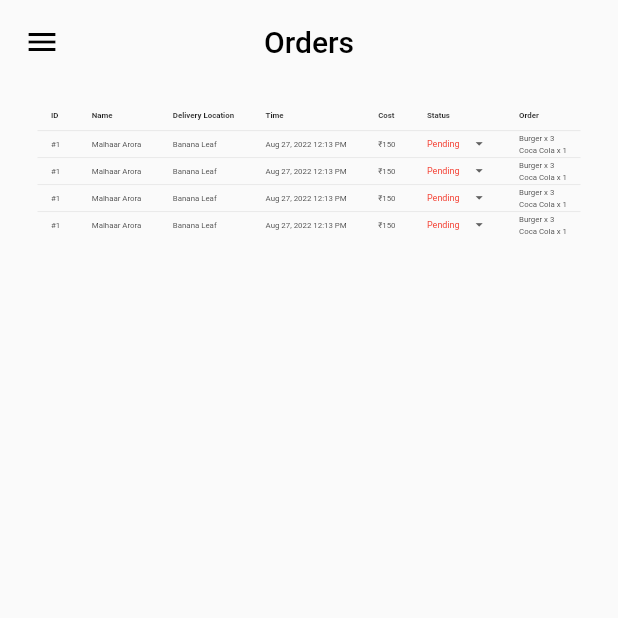
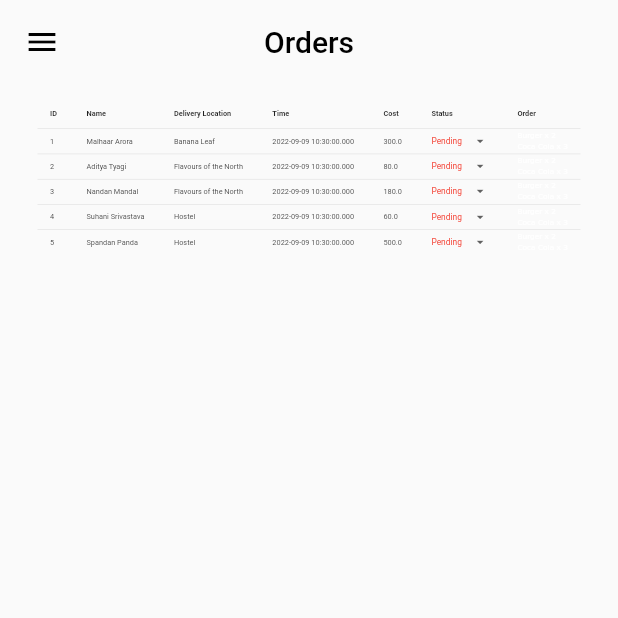
Before and after one commit to malhaar2002/flavour-leaf-admin, a Flutter app: the screen it shows after launch, on a phone screen of 412 x 824 dp, the top half of it. Run offline on Flutter 3.47's test engine with Material 2 defaults, Android fonts, the phone set to English and light mode, and no system bars.

Commit message:
Added models

```diff
--- /dev/null
+++ b/lib/models/food_model.dart
@@ -0,0 +1,6 @@
+class FoodModel {
+  String itemName;
+  int quantity;
+
+  FoodModel({required this.itemName, required this.quantity});
+}
--- /dev/null
+++ b/lib/models/order_model.dart
@@ -0,0 +1,77 @@
+import 'package:ticci_web/models/food_model.dart';
+
+class OrderModel {
+  int id;
+  String name;
+  String deliveryLocation;
+  DateTime time;
+  double cost;
+  String status;
+  List<FoodModel> order;
+
+  OrderModel({
+    required this.id,
+    required this.name,
+    required this.deliveryLocation,
+    required this.time,
+    required this.cost,
+    this.status = 'Pending',
+    required this.order,
+  });
+
+  static List<OrderModel> ordersList = [
+    OrderModel(
+      id: 1,
+      name: 'Malhaar Arora',
+      deliveryLocation: 'Banana Leaf',
+      time: DateTime.now(),
+      cost: 300,
+      order: [
+        FoodModel(itemName: 'Masala Dosa', quantity: 2),
+        FoodModel(itemName: 'Iced Tea', quantity: 1),
+      ],
+    ),
+    OrderModel(
+      id: 2,
+      name: 'Aditya Tyagi',
+      deliveryLocation: 'Flavours of the North',
+      time: DateTime.now(),
+      cost: 80,
+      order: [
+        FoodModel(itemName: 'Paneer Parantha', quantity: 1),
+        FoodModel(itemName: 'Cold Coffee', quantity: 1),
+      ],
+    ),
+    OrderModel(
+      id: 3,
+      name: 'Nandan Mandal',
+      deliveryLocation: 'Flavours of the North',
+      time: DateTime.now(),
+      cost: 180,
+      order: [
+        FoodModel(itemName: 'Chicken Biryani', quantity: 1),
+      ],
+    ),
+    OrderModel(
+      id: 4,
+      name: 'Suhani Srivastava',
+      deliveryLocation: 'Hostel',
+      time: DateTime.now(),
+      cost: 60,
+      order: [
+        FoodModel(itemName: 'Ice Cream', quantity: 3),
+      ],
+    ),
+    OrderModel(
+      id: 5,
+      name: 'Spandan Panda',
+      deliveryLocation: 'Hostel',
+      time: DateTime.now(),
+      cost: 500,
+      order: [
+        FoodModel(itemName: 'Chicken Lababdar', quantity: 1),
+        FoodModel(itemName: 'Butter Naan', quantity: 4),
+      ],
+    ),
+  ];
+}
--- a/lib/screens/orders.dart
+++ b/lib/screens/orders.dart
@@ -1,23 +1,10 @@
 import 'package:flutter/material.dart';
+import 'package:ticci_web/models/order_model.dart';
 import 'package:ticci_web/widgets/sidemenu.dart';
 import 'package:ticci_web/widgets/statusdropdown.dart';
 
 class Orders extends StatelessWidget {
   const Orders({super.key});
-
-  Color _getDataRowColor(Set<MaterialState> states) {
-    const Set<MaterialState> interactiveStates = <MaterialState>{
-      MaterialState.pressed,
-      MaterialState.hovered,
-      MaterialState.focused,
-    };
-
-    if (states.any(interactiveStates.contains)) {
-      return const Color(0xFF0046FE);
-    }
-    //return Colors.green; // Use the default value.
-    return Colors.transparent;
-  }
 
   @override
   Widget build(BuildContext context) {
@@ -57,92 +44,48 @@ class Orders extends StatelessWidget {
                         DataColumn(label: Text('Order')),
                       ],
                       rows: [
-                      DataRow(
-                        onSelectChanged: (value) => print("I was selected"),
-                        cells: [
-                          const DataCell(Text('#1')),
-                          const DataCell(Text('Malhaar Arora')),
-                          const DataCell(Text('Banana Leaf')),
-                          const DataCell(Text('Aug 27, 2022 12:13 PM')),
-                          const DataCell(Text('₹150')),
+                        ...OrderModel.ordersList.map((order) => DataRow(cells: [
+                              DataCell(Text(order.id.toString())),
+                              DataCell(Text(order.name)),
+                              DataCell(Text(order.deliveryLocation)),
+                              DataCell(Text(order.time.toString())),
+                              DataCell(Text(order.cost.toString())),
                               const DataCell(StatusDropdown()),
+                              // TODO: Make this dynamic and remove hard-coded values[]
                               DataCell(
                                 Column(
-                              mainAxisAlignment: MainAxisAlignment.spaceEvenly,
                                   crossAxisAlignment: CrossAxisAlignment.start,
-                              children: const [
-                                Text('Burger x 3'),
-                                Text('Coca Cola x 1'),
+                                  children: [
+                                    Padding(
+                                      padding: const EdgeInsets.symmetric(vertical: 5.0),
+                                      child: RichText(
+                                        text: TextSpan(
+                                          text: 'Burger',
+                                          children: <TextSpan>[
+                                            const TextSpan(text: ' x '),
+                                            TextSpan(
+                                              text: 2.toString(),
+                                            )
+                                          ],
+                                        ),
+                                      ),
+                                    ),
+                                    RichText(
+                                      text: TextSpan(
+                                        text: 'Coca Cola',
+                                        children: <TextSpan>[
+                                          const TextSpan(text: ' x '),
+                                          TextSpan(
+                                            text: 3.toString(),
+                                          )
                                         ],
                                       ),
                                     ),
                                   ],
                                 ),
-                      DataRow(
-                        onSelectChanged: (value) => print("I was selected"),
-                        cells: [
-                          const DataCell(Text('#1')),
-                          const DataCell(Text('Malhaar Arora')),
-                          const DataCell(Text('Banana Leaf')),
-                          const DataCell(Text('Aug 27, 2022 12:13 PM')),
-                          const DataCell(Text('₹150')),
-                          const DataCell(StatusDropdown()),
-                          DataCell(
-                            Column(
-                              mainAxisAlignment: MainAxisAlignment.spaceEvenly,
-                              crossAxisAlignment: CrossAxisAlignment.start,
-                              children: const [
-                                Text('Burger x 3'),
-                                Text('Coca Cola x 1'),
-                              ],
-                            ),
-                          ),
-                        ],
-                      ),
-                      DataRow(
-                        onSelectChanged: (value) => print("I was selected"),
-                        cells: [
-                          const DataCell(Text('#1')),
-                          const DataCell(Text('Malhaar Arora')),
-                          const DataCell(Text('Banana Leaf')),
-                          const DataCell(Text('Aug 27, 2022 12:13 PM')),
-                          const DataCell(Text('₹150')),
-                          const DataCell(StatusDropdown()),
-                          DataCell(
-                            Column(
-                              mainAxisAlignment: MainAxisAlignment.spaceEvenly,
-                              crossAxisAlignment: CrossAxisAlignment.start,
-                              children: const [
-                                Text('Burger x 3'),
-                                Text('Coca Cola x 1'),
-                              ],
-                            ),
-                          ),
-                        ],
-                      ),
-                      DataRow(
-                        onSelectChanged: (value) => print("I was selected"),
-                        cells: [
-                          const DataCell(Text('#1')),
-                          const DataCell(Text('Malhaar Arora')),
-                          const DataCell(Text('Banana Leaf')),
-                          const DataCell(Text('Aug 27, 2022 12:13 PM')),
-                          const DataCell(Text('₹150')),
-                          const DataCell(StatusDropdown()),
-                          DataCell(
-                            Column(
-                              mainAxisAlignment: MainAxisAlignment.spaceEvenly,
-                              crossAxisAlignment: CrossAxisAlignment.start,
-                              children: const [
-                                Text('Burger x 3'),
-                                Text('Coca Cola x 1'),
-                              ],
-                            ),
-                          ),
-                        ],
-                      ),
-                    ],
-                  ),
+                              )
+                            ]))
+                      ]),
                 ),
               ),
             ],
@@ -152,3 +95,16 @@ class Orders extends StatelessWidget {
     );
   }
 }
+
+// RichText(
+//                                     text: TextSpan(
+//                                       text: orderItem.itemName,
+//                                       children: <TextSpan>[
+//                                         const TextSpan(text: 'x'),
+//                                         TextSpan(
+//                                           text: orderItem.quantity.toString(),
+//                                         )
+//                                       ],
+//                                     ),
+//                                   );
+//                                 );
```
Lines whose indentation alone changed are shown as unchanged.
